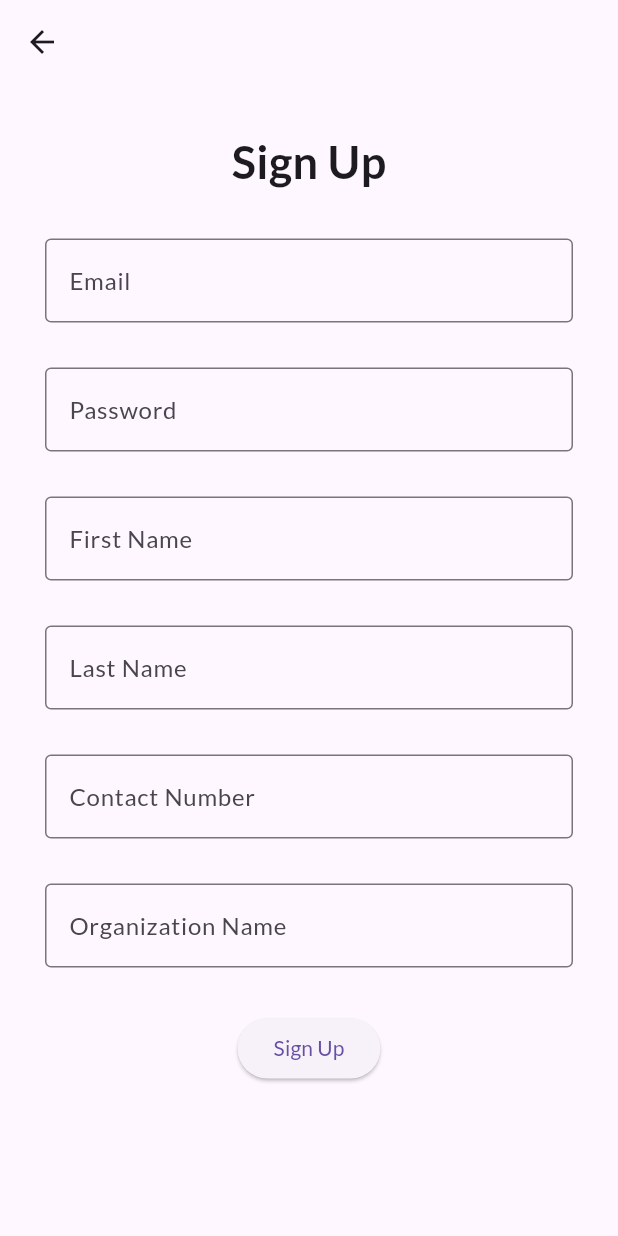
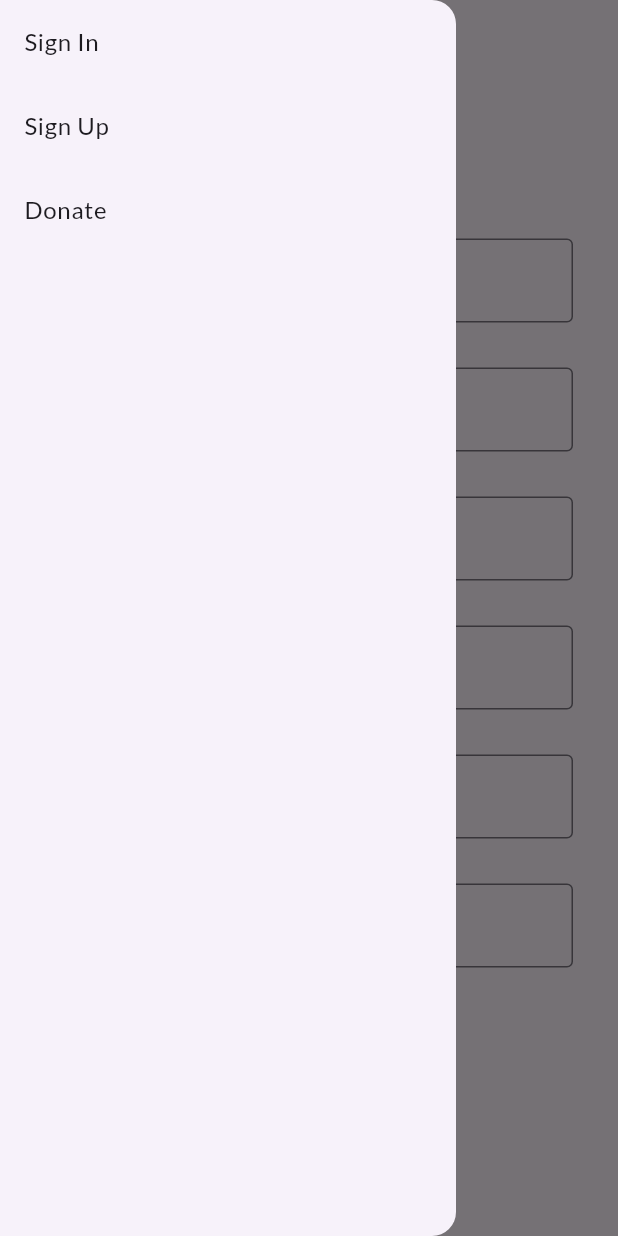
Before and after one commit to SadieBeltran/CMSC-23-Elbi-Donation-System, a Flutter app: the SignUpPage screen opened directly, with the side drawer open (before the commit the screen has no drawer), on a phone screen of 412 x 824 dp. Run offline on Flutter 3.47's test engine with Material 3 defaults, Android fonts, the phone set to English and light mode, and no system bars; our stand-ins replace flutter_riverpod, google_fonts.

Commit message:
feat: added a drawer for ease of accessibility

```diff
--- a/lib/screens/authentication_screens/sign_in_page.dart
+++ b/lib/screens/authentication_screens/sign_in_page.dart
@@ -4,6 +4,7 @@
 
   Notes: Stole this from week 9 uwu.
  */
+import 'package:elbi_donation_system/screens/reusables/drawer_widget.dart';
 import 'package:flutter/material.dart';
 
 class SignInPage extends StatefulWidget {
@@ -22,6 +23,7 @@ class _SignInPageState extends State<SignInPage> {
   @override
   Widget build(BuildContext context) {
     return Scaffold(
+        drawer: const DrawerWidget(),
         body: SingleChildScrollView(
             child: Container(
           margin: const EdgeInsets.symmetric(
--- a/lib/screens/authentication_screens/sign_up_page.dart
+++ b/lib/screens/authentication_screens/sign_up_page.dart
@@ -4,6 +4,7 @@
 
   Notes: Will need to establish a cloud firestore db in order to record this. Currently has no backend.
  */
+import 'package:elbi_donation_system/screens/reusables/drawer_widget.dart';
 import 'package:flutter/material.dart';
 
 class SignUpPage extends StatefulWidget {
@@ -32,6 +33,7 @@ class _SignUpPageState extends State<SignUpPage> {
   Widget build(BuildContext context) {
     return Scaffold(
         appBar: AppBar(),
+        drawer: const DrawerWidget(),
         body: SingleChildScrollView(
           child: Container(
               margin: const EdgeInsets.all(30),
--- a/lib/screens/donor_screens/donate_screen.dart
+++ b/lib/screens/donor_screens/donate_screen.dart
@@ -1,3 +1,4 @@
+import 'package:elbi_donation_system/screens/reusables/drawer_widget.dart';
 import 'package:flutter/material.dart';
 import 'package:flutter/widgets.dart';
 // data model
@@ -18,6 +19,7 @@ class DonateScreen extends StatelessWidget {
       appBar: AppBar(
         title: const Text('Donate'),
       ),
+      drawer: const DrawerWidget(),
       body: SingleChildScrollView(
         child: Column(
           crossAxisAlignment: CrossAxisAlignment.start,
@@ -64,8 +66,6 @@ class DonateScreen extends StatelessWidget {
                             color: Colors.black,
                           ),
                         ),
-
-
                       ],
                     ),
                   ),
--- a/lib/screens/donor_screens/donor_home_page.dart
+++ b/lib/screens/donor_screens/donor_home_page.dart
@@ -1,4 +1,5 @@
 import 'package:elbi_donation_system/custom_widgets/donor_views/homepage/organizations_list_view.dart';
+import 'package:elbi_donation_system/screens/reusables/drawer_widget.dart';
 import 'package:flutter/material.dart';
 import 'package:flutter_riverpod/flutter_riverpod.dart';
 // data model
@@ -47,6 +48,7 @@ class DonorHomePage extends ConsumerWidget {
           ),
         ],
       ),
+      drawer: const DrawerWidget(),
       body: bodyContent,
     );
   }
--- /dev/null
+++ b/lib/screens/reusables/drawer_widget.dart
@@ -0,0 +1,34 @@
+/*  */
+import 'package:elbi_donation_system/screens/authentication_screens/sign_in_page.dart';
+import 'package:elbi_donation_system/screens/authentication_screens/sign_up_page.dart';
+import 'package:elbi_donation_system/screens/donor_screens/donor_home_page.dart';
+import 'package:flutter/material.dart';
+
+class DrawerWidget extends StatelessWidget {
+  const DrawerWidget({super.key});
+
+  @override
+  Widget build(BuildContext context) {
+    return Drawer(
+        child: ListView(padding: EdgeInsets.zero, children: <Widget>[
+      ListTile(
+          title: const Text("Sign In"),
+          onTap: () {
+            Navigator.push(context,
+                MaterialPageRoute(builder: (context) => const SignInPage()));
+          }),
+      ListTile(
+          title: const Text("Sign Up"),
+          onTap: () {
+            Navigator.push(context,
+                MaterialPageRoute(builder: (context) => const SignUpPage()));
+          }),
+      ListTile(
+          title: const Text("Donate"),
+          onTap: () {
+            Navigator.push(context,
+                MaterialPageRoute(builder: (context) => const DonorHomePage()));
+          })
+    ]));
+  }
+}
```
Lines whose indentation alone changed are shown as unchanged.
